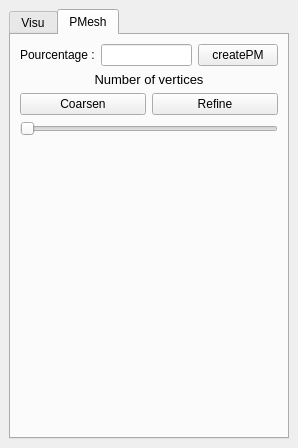
First picture: the form in src/VDPMesh_App.ui, repository abletterer/Multi-Triangulation, before the edit.
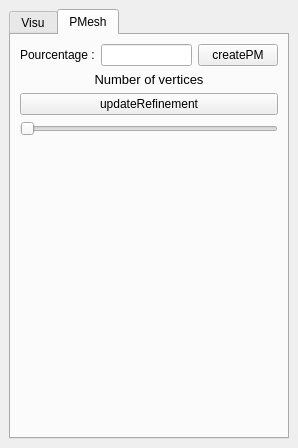
Second picture: the form after the edit.

Commit message: Ajout de updateRefinement qui ajuste le maillage en fonction de la position de la boite d'intérêt

```diff
--- a/src/VDPMesh_App.ui
+++ b/src/VDPMesh_App.ui
@@ -174,14 +174,7 @@
           <item>
            <widget class="QPushButton" name="pushButton_coarsen">
             <property name="text">
-             <string>Coarsen</string>
-            </property>
-           </widget>
-          </item>
-          <item>
-           <widget class="QPushButton" name="pushButton_refine">
-            <property name="text">
-             <string>Refine</string>
+             <string>updateRefinement</string>
             </property>
            </widget>
           </item>
```
Left out of the diff: 2 changed lines with no effect on the pictures. The commit also changes 6 other files.
